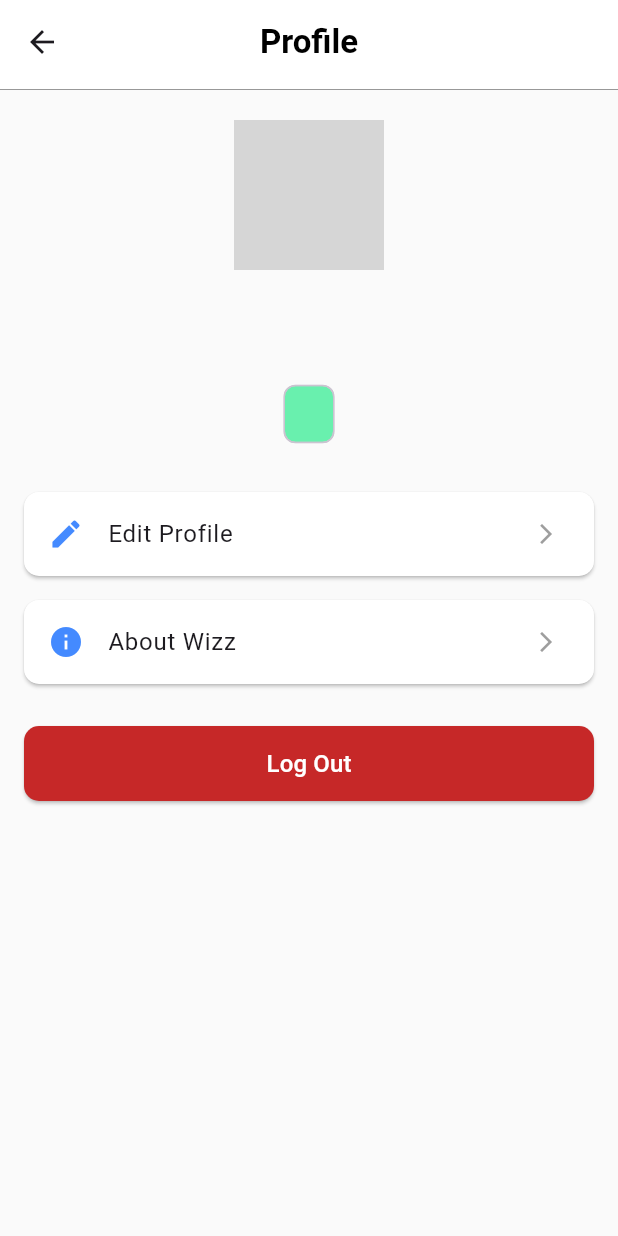
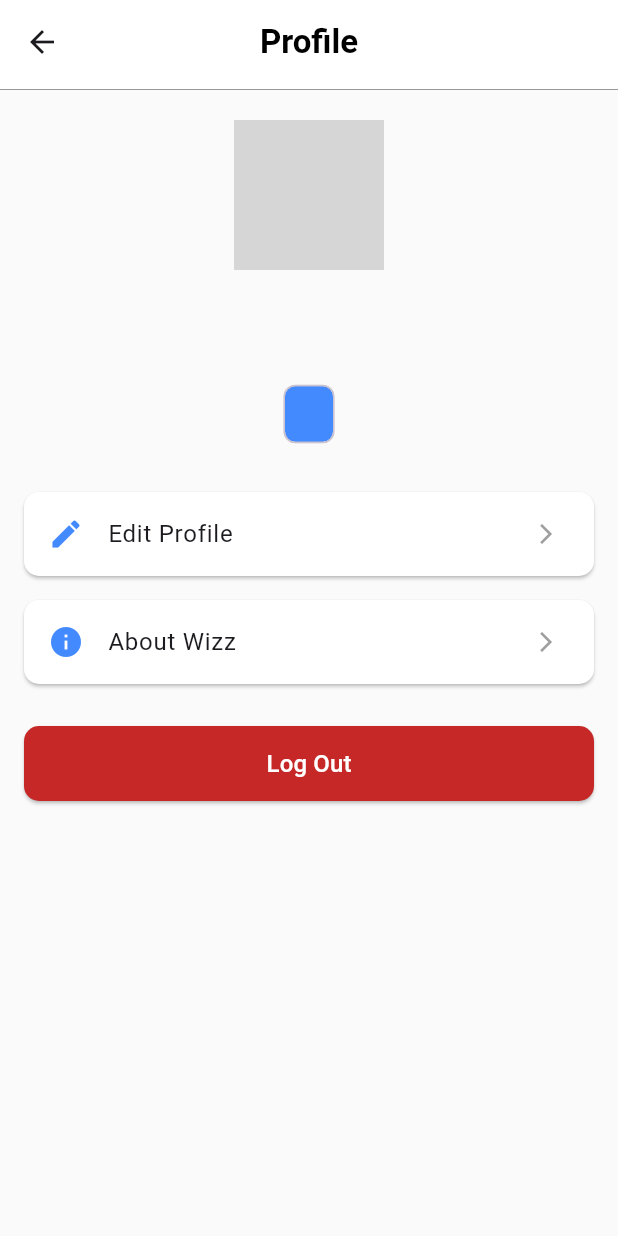
Before and after one commit to Sairusses/Wizz, a Flutter app: the ProfileScreen screen opened directly with empty values, on a phone screen of 412 x 824 dp. Run offline on Flutter 3.47's test engine with Material 3 defaults, Android fonts, the phone set to English and light mode, and no system bars; our stand-ins replace cloud_firestore, device_preview_plus, dropdown_button2, firebase_auth, firebase_core, fl_chart and 3 more; missing offline and left inert: flutter_floating_bottom_bar, groq; accounts and stored records are empty; grey boxes are pictures that could not be loaded.

```diff
--- a/lib/main_screens/profile_screen.dart
+++ b/lib/main_screens/profile_screen.dart
@@ -97,7 +97,7 @@ class ProfileScreenState extends State<ProfileScreen> with AutomaticKeepAliveCli
         const SizedBox(height: 5),
         Chip(
           label: Text(role),
-          backgroundColor: role == "Leader" ? Colors.blueAccent : Colors.greenAccent,
+          backgroundColor: Colors.blueAccent,
           labelStyle: const TextStyle(color: Colors.white),
         ),
       ],
```
Also changed, not shown: lib/leader_screens/leader_reports.dart (+12 -4 lines).
